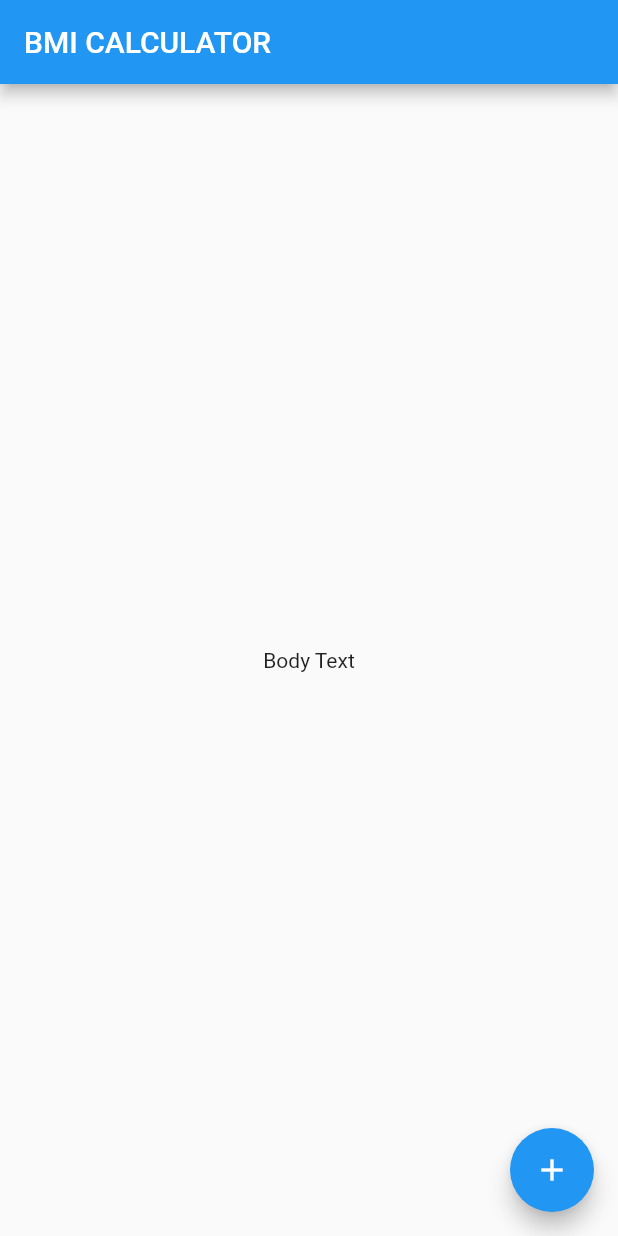
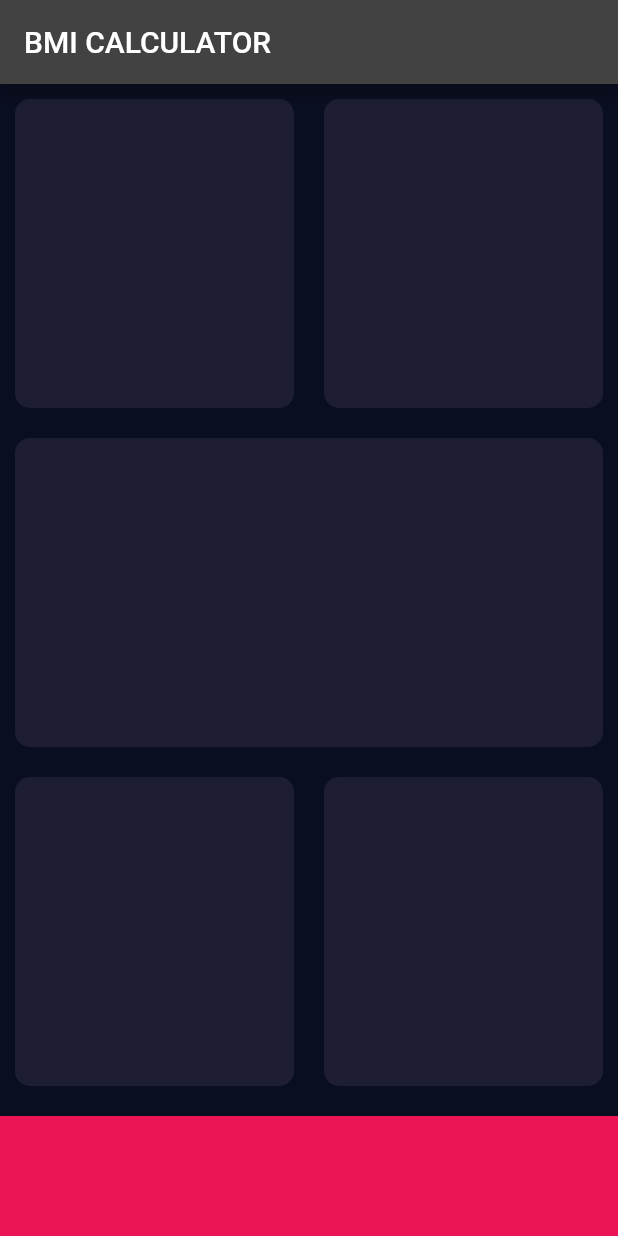
Before and after one commit to HeratUni-CS/bmi-calculator-hazrat2023, a Flutter app: the screen it shows after launch, on a phone screen of 412 x 824 dp. Run offline on Flutter 3.47's test engine with Material 2 defaults, Android fonts, the phone set to English and light mode, and no system bars.

Commit message:
here i set three constant variable and save the values for height, cards, and bottomContainerColor

```diff
--- /dev/null
+++ b/lib/input_page.dart
@@ -0,0 +1,81 @@
+import 'package:flutter/material.dart';
+
+const bottomContainerHeight = 80.0;
+const activeCardColor = Color(0xFF1D1E33);
+const bottomContainerColor = Color(0xFFEB1555);
+
+class InputPage extends StatefulWidget {
+  @override
+  State<InputPage> createState() => _InputPageState();
+}
+
+class _InputPageState extends State<InputPage> {
+  @override
+  Widget build(BuildContext context) {
+    return Scaffold(
+        appBar: AppBar(
+          title: Text('BMI CALCULATOR'),
+        ),
+        body: Column(
+          children: <Widget>[
+            Expanded(
+                child: Row(
+              children: <Widget>[
+                Expanded(
+                  child: ReusableCard(
+                    colour: activeCardColor,
+                  ),
+                ),
+                Expanded(
+                  child: ReusableCard(
+                    colour: activeCardColor,
+                  ),
+                ),
+              ],
+            )),
+            Expanded(
+              child: ReusableCard(
+                colour: activeCardColor,
+              ),
+            ),
+            Expanded(
+                child: Row(
+              children: <Widget>[
+                Expanded(
+                  child: ReusableCard(
+                    colour: activeCardColor,
+                  ),
+                ),
+                Expanded(
+                  child: ReusableCard(
+                    colour: activeCardColor,
+                  ),
+                ),
+              ],
+            ),),
+            Container(
+              margin: EdgeInsets.only(top: 10.0),
+              color: bottomContainerColor,
+              width: double.infinity,
+              height: bottomContainerHeight,
+            )
+          ],
+        ));
+  }
+}
+
+class ReusableCard extends StatelessWidget {
+  ReusableCard({required this.colour});
+  Color colour;
+
+  @override
+  Widget build(BuildContext context) {
+    return Container(
+      margin: EdgeInsets.all(10.0),
+      decoration: BoxDecoration(
+        color: colour,
+        borderRadius: BorderRadius.circular(10.0),
+      ),
+    );
+  }
+}
--- a/lib/main.dart
+++ b/lib/main.dart
@@ -1,4 +1,5 @@
 import 'package:flutter/material.dart';
+import 'input_page.dart';
 
 void main() => runApp(BMICalculator());
 
@@ -6,30 +7,11 @@ class BMICalculator extends StatelessWidget {
   @override
   Widget build(BuildContext context) {
     return MaterialApp(
+      theme: ThemeData.dark().copyWith(
+        primaryColor: Color(0xFF0A0E21),
+        scaffoldBackgroundColor: Color(0xFF0A0E21),
+      ),
       home: InputPage(),
     );
   }
 }
-
-class InputPage extends StatefulWidget {
-  @override
-  State<InputPage> createState() => _InputPageState();
-}
-
-class _InputPageState extends State<InputPage> {
-  @override
-  Widget build(BuildContext context) {
-    return Scaffold(
-      appBar: AppBar(
-        title: Text('BMI CALCULATOR'),
-      ),
-      body: Center(
-        child: Text('Body Text'),
-      ),
-      floatingActionButton: FloatingActionButton(
-        onPressed: () {},
-        child: Icon(Icons.add),
-      ),
-    );
-  }
-}
```
Also changed, not shown: pubspec.lock, 5 other files.
